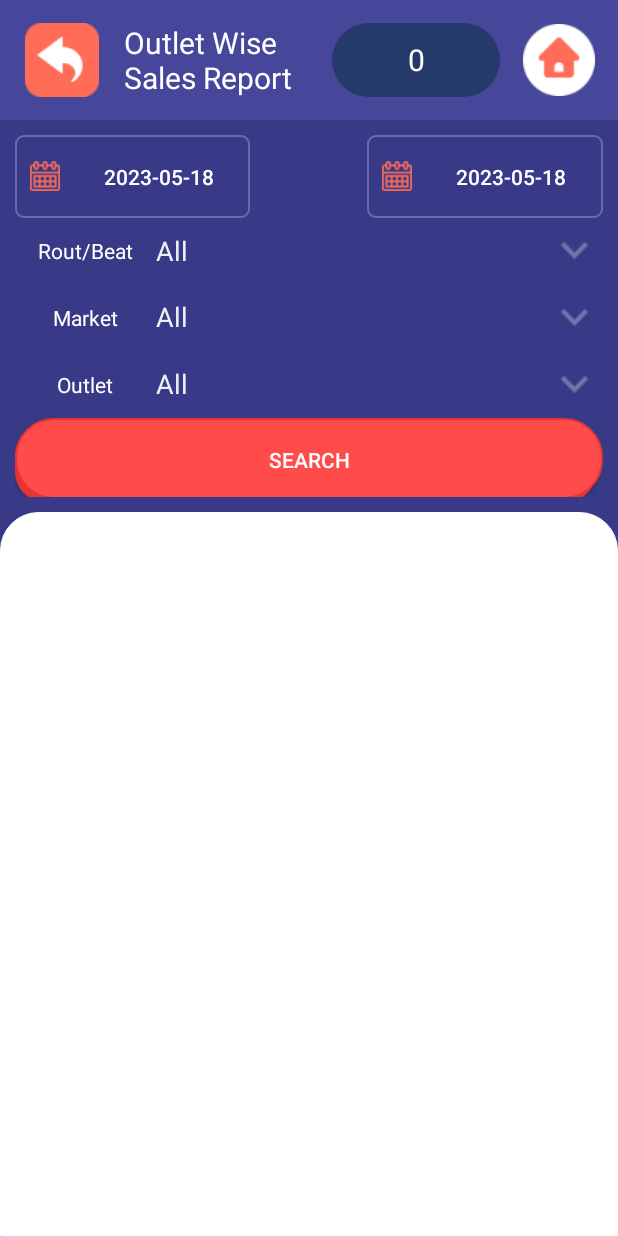
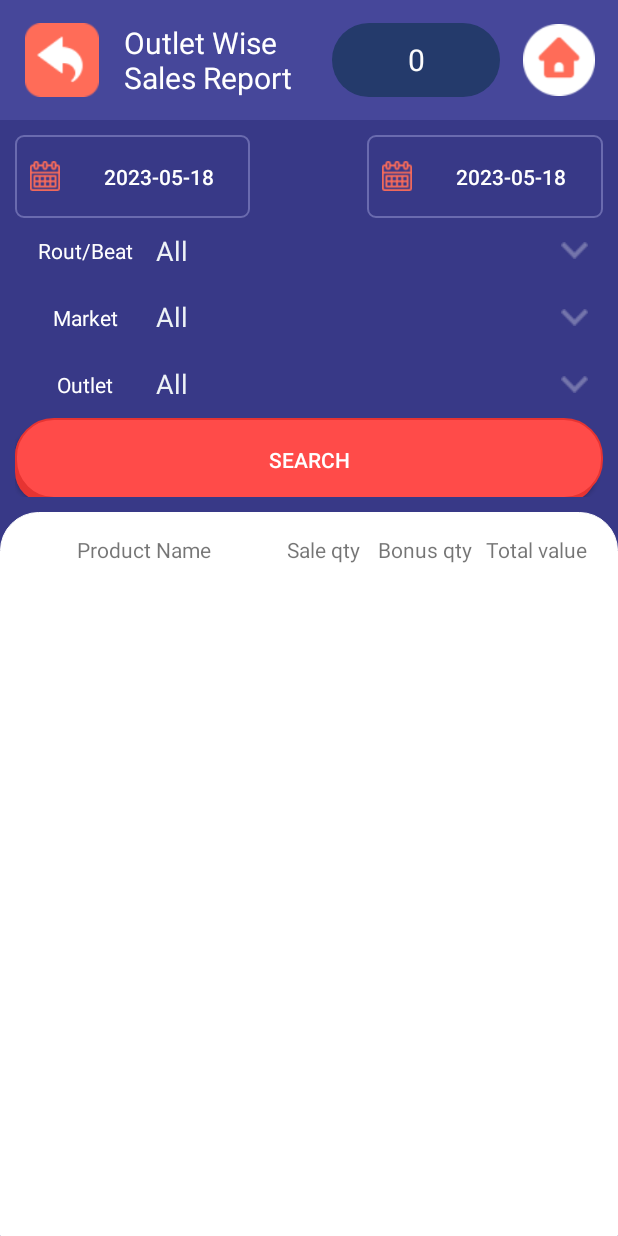
Before and after one commit to mostafizur622/omni_care, an Android app: the Outlet_wise_Product_report screen opened directly, with no data from a screen before it, on a phone screen of 412 x 824 dp. Run offline under Robolectric (Android 15) with nearby library versions, the light colour scheme and no system bars; libraries missing offline, so code that uses them is left out: com.tanvir, io.jsonwebtoken; 13 statements that could not run were skipped.

Commit message:
15-05-2023

```diff
--- a/app/src/main/java/com/srapp/apiService/ApiInterfaceForJava.kt
+++ b/app/src/main/java/com/srapp/apiService/ApiInterfaceForJava.kt
@@ -63,8 +63,8 @@ interface ApiInterfaceForJava {
     @POST("dist_outlet_wise_sales_report.json")
     fun OUTLET_WISE_SALES_REPORT(@Body JSONObject: RequestBody): Call<String>
 
- @Headers("Content-Type: application/json")
-    @POST("dist_outlet_wise_sales_report.json")
+    @Headers("Content-Type: application/json")
+    @POST("dist_outlet_product_wise_sales_report.json")
     fun Outlet_wise_Product_report(@Body JSONObject: RequestBody): Call<String>
 
 
@@ -151,6 +151,7 @@ interface ApiInterfaceForJava {
     @Headers("Content-Type: application/json")
     @POST("dist_map_sales_tracking.json")
     fun pushLocation(@Body JSONObject: RequestBody): Call<String>
+
     @Headers("Content-Type: application/json")
     @POST("create_outlet_visit.json")
     fun pushOutletVisit(@Body JSONObject: RequestBody): Call<String>
--- a/app/src/main/res/layout/activity_outlet_wise_product_report.xml
+++ b/app/src/main/res/layout/activity_outlet_wise_product_report.xml
@@ -248,6 +248,46 @@
             android:layout_marginRight="10dp"
             android:layout_marginLeft="10dp">
 
+            <LinearLayout
+                android:layout_width="match_parent"
+                android:orientation="horizontal"
+                android:weightSum="8"
+                android:layout_height="wrap_content">
+
+                <TextView
+                    android:id="@+id/product_name"
+                    android:layout_width="0dp"
+                    android:text="Product Name"
+                    android:gravity="center"
+                    android:layout_height="match_parent"
+                    android:layout_weight="3.5"/>
+                <TextView
+                    android:id="@+id/ec"
+                    android:layout_width="0dp"
+                    android:text="Sale qty"
+                    android:gravity="center"
+                    android:layout_height="match_parent"
+                    android:layout_weight="1.4"/>
+
+                <TextView
+                    android:id="@+id/oc"
+                    android:layout_width="0dp"
+                    android:text="Bonus qty"
+                    android:gravity="center"
+                    android:layout_height="match_parent"
+                    android:layout_weight="1.4"/>
+
+                <TextView
+                    android:id="@+id/qty"
+                    android:layout_width="0dp"
+                    android:layout_height="match_parent"
+                    android:layout_weight="1.6"
+                    android:gravity="center"
+                    android:text="Total value" />
+
+
+            </LinearLayout>
+
             <ListView
                 android:id="@+id/order_list"
                 android:layout_width="match_parent"
```
Also changed, not shown: app/src/main/java/com/srapp/Adapter/AdapterForOutletWiseProductReport.java (+4 -10 lines), app/src/main/java/com/srapp/Outlet_wise_Product_report.java (+9 -18 lines).
